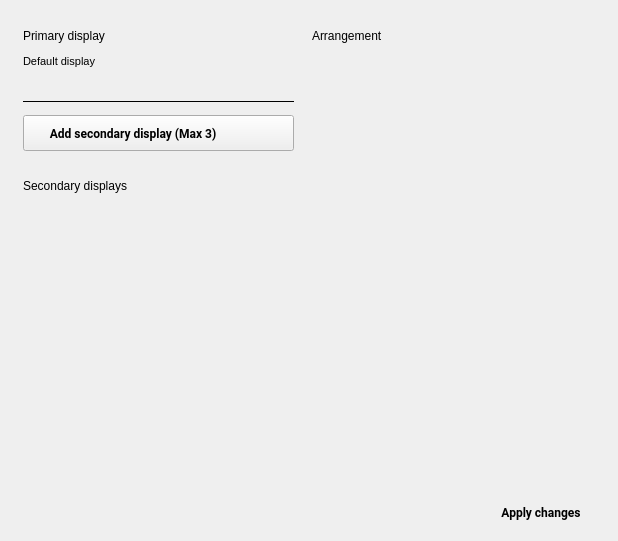
Above: android/android-emu/android/skin/qt/extended-pages/multi-display-page.ui from aosp-mirror/platform_external_qemu before the change. Below: the same form after it.
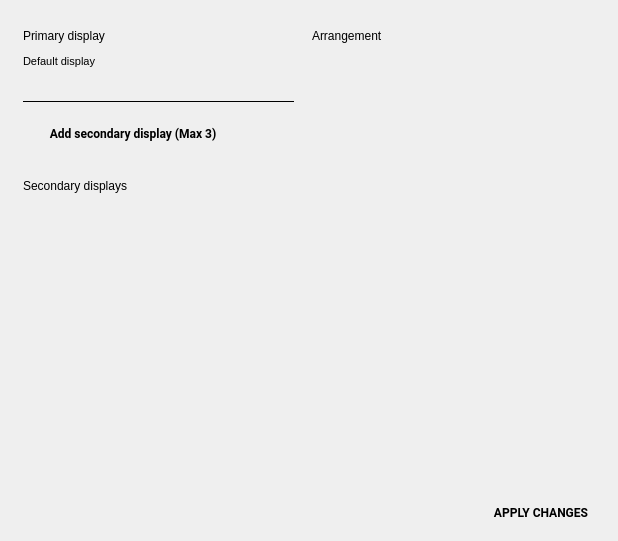
That is the form after the change. Custom widgets are drawn as their Qt base class.

Commit message:
[MultiDisplay][UI Fix] Update Button size/color

Test: Manual

```diff
--- a/android/android-emu/android/skin/qt/extended-pages/multi-display-page.ui
+++ b/android/android-emu/android/skin/qt/extended-pages/multi-display-page.ui
@@ -144,6 +144,12 @@
            <property name="text">
             <string>        Add secondary display (Max 3)</string>
            </property>
+           <property name="flat">
+            <bool>true</bool>
+           </property>
+           <property name="ColorGroup" stdset="0">
+            <string>Button</string>
+           </property>
           </widget>
          </item>
          <item>
@@ -317,7 +323,7 @@
           </font>
          </property>
          <property name="text">
-          <string>Apply changes</string>
+          <string>APPLY CHANGES</string>
          </property>
          <property name="flat">
           <bool>true</bool>
```
